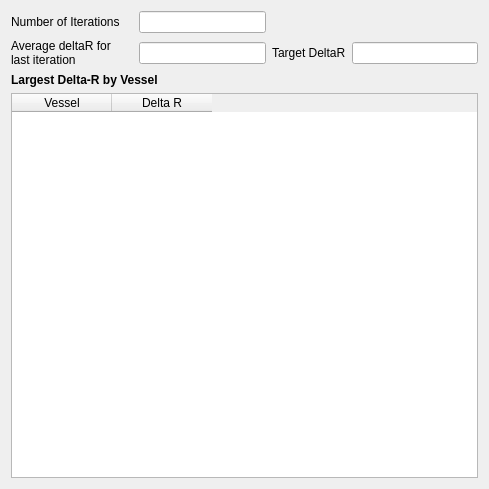
The window that src/calculationresultdlg.ui (AdamMajer/bshouty-lung-model) describes before a commit, drawn with Qt 5.
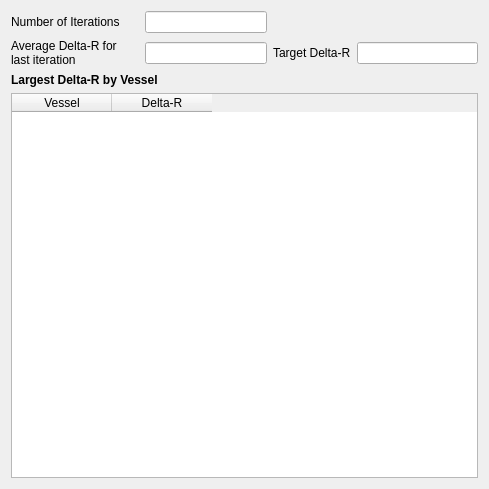
The same window after the commit.

What changed in the file:
```diff
--- a/src/calculationresultdlg.ui
+++ b/src/calculationresultdlg.ui
@@ -24,7 +24,7 @@
    <item row="1" column="2">
     <widget class="QLabel" name="label_3">
      <property name="text">
-      <string>Target DeltaR</string>
+      <string>Target Delta-R</string>
      </property>
     </widget>
    </item>
@@ -38,7 +38,7 @@
    <item row="1" column="0">
     <widget class="QLabel" name="label_2">
      <property name="text">
-      <string>Average deltaR for last iteration</string>
+      <string>Average Delta-R for last iteration</string>
      </property>
      <property name="wordWrap">
       <bool>true</bool>
@@ -68,7 +68,7 @@
      </column>
      <column>
       <property name="text">
-       <string>Delta R</string>
+       <string>Delta-R</string>
       </property>
      </column>
     </widget>
```
